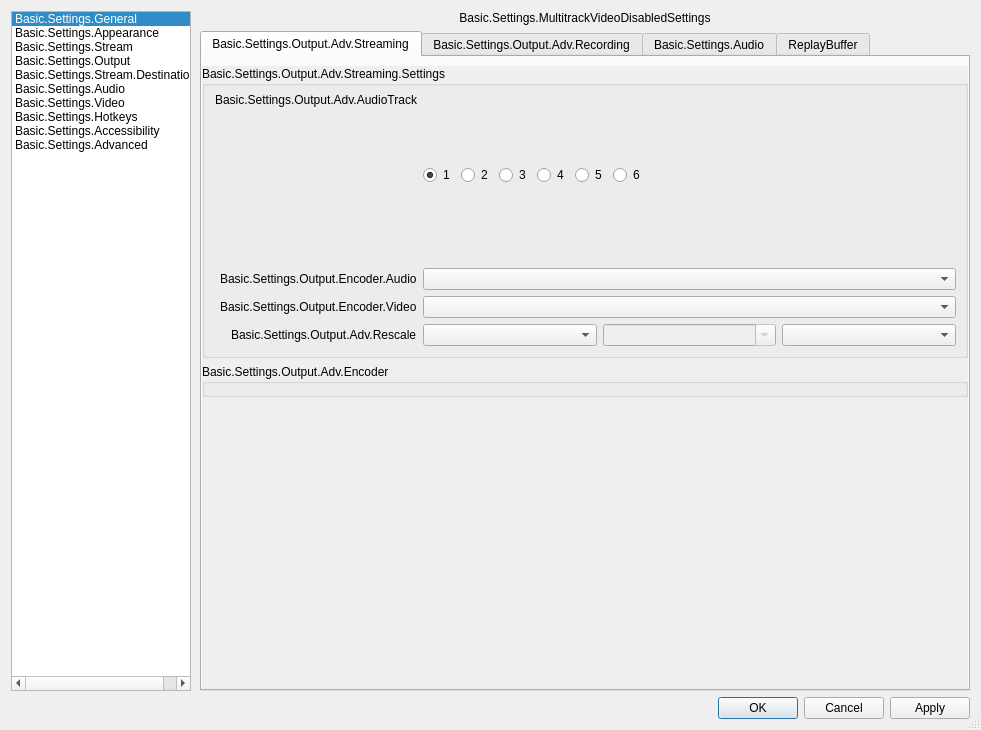
This is frontend/forms/OBSBasicSettings.ui in TheB1gG/obs-studio as Qt 5 draws it before an edit. The edited form follows.
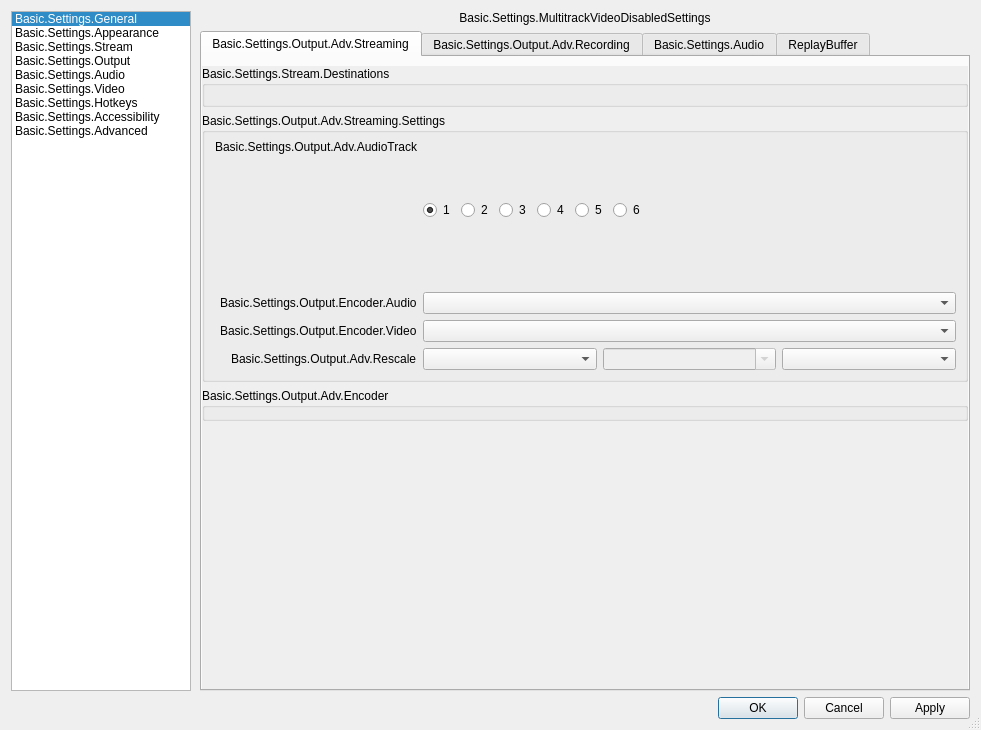
This is the edited form. The open tabs and pages were chosen to show the change. Icons and pictures are not drawn. Custom widgets are drawn as their Qt base class.

Commit message: settings: the destination cards on the Output tab, sized to the dialog

```diff
--- a/frontend/forms/OBSBasicSettings.ui
+++ b/frontend/forms/OBSBasicSettings.ui
@@ -96,15 +96,6 @@
           <normaloff>:/settings/images/settings/output.svg</normaloff>:/settings/images/settings/output.svg</iconset>
         </property>
        </item>
-       <item>
-        <property name="text">
-         <string>Basic.Settings.Stream.Destinations</string>
-        </property>
-        <property name="icon">
-         <iconset resource="obs.qrc">
-          <normaloff>:/settings/images/settings/output.svg</normaloff>:/settings/images/settings/output.svg</iconset>
-        </property>
-       </item>
        <item>
         <property name="text">
          <string>Basic.Settings.Audio</string>
@@ -2438,6 +2429,20 @@
                         <property name="bottomMargin">
                          <number>0</number>
                         </property>
+                        <item>
+                         <widget class="QGroupBox" name="advOutDestinationsGroup">
+                          <property name="title">
+                           <string>Basic.Settings.Stream.Destinations</string>
+                          </property>
+                          <property name="sizePolicy">
+                           <sizepolicy hsizetype="Preferred" vsizetype="Preferred">
+                            <horstretch>0</horstretch>
+                            <verstretch>0</verstretch>
+                           </sizepolicy>
+                          </property>
+                          <layout class="QVBoxLayout" name="destinationsPageLayout"/>
+                         </widget>
+                        </item>
                         <item>
                          <widget class="QGroupBox" name="advOutTopContainer">
                           <property name="title">
@@ -5478,9 +5483,6 @@
          </item>
         </layout>
        </widget>
-       <widget class="QWidget" name="destinationsPage">
-        <layout class="QVBoxLayout" name="destinationsPageLayout"/>
-       </widget>
        <widget class="QWidget" name="audioPage">
         <layout class="QVBoxLayout" name="formLayout">
          <property name="leftMargin">
```
The commit also changes 3 other files.
